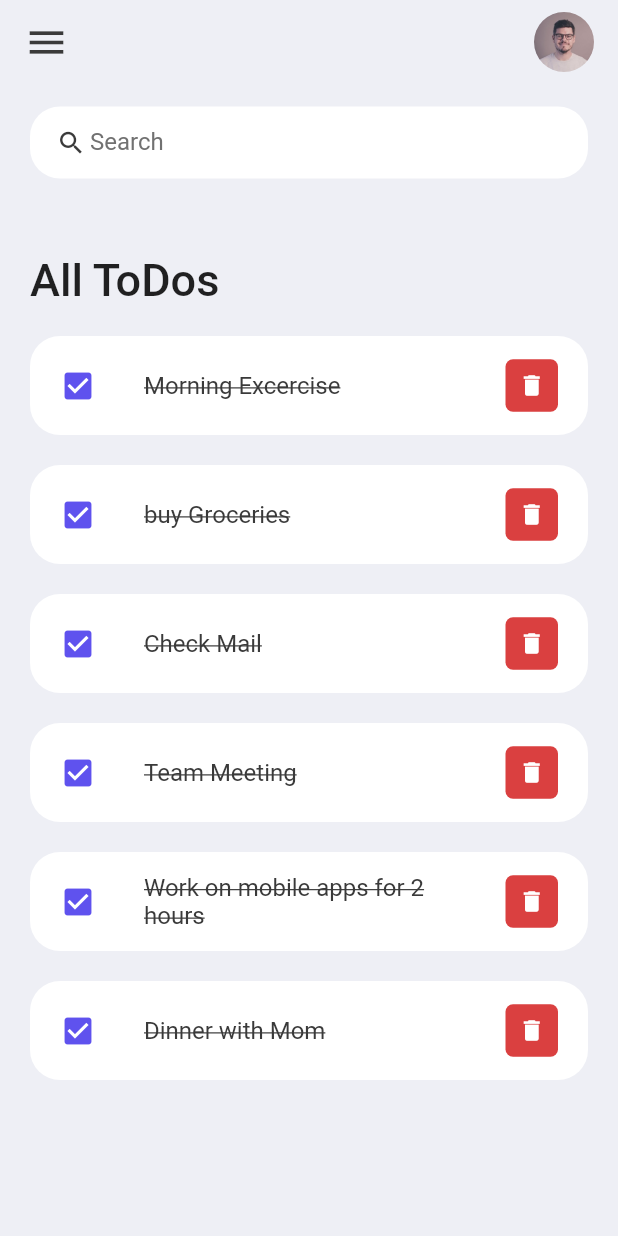
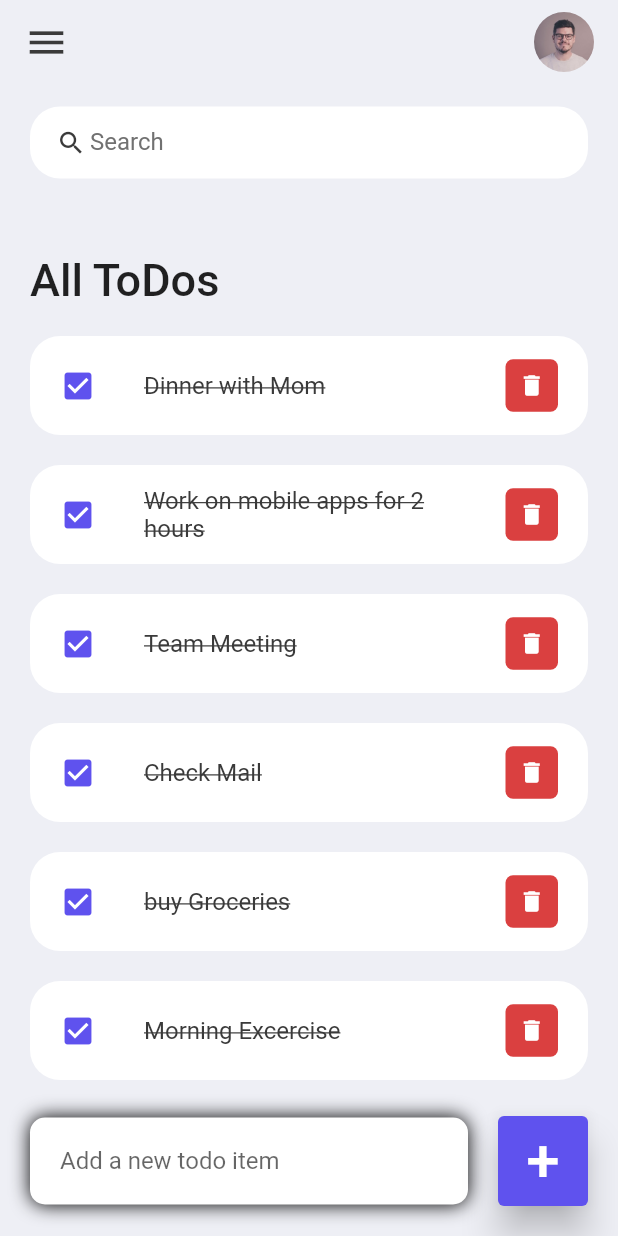
Before and after one commit to DeshanBandara/Flutter-To-Do-App, a Flutter app: the screen it shows after launch, on a phone screen of 412 x 824 dp. Run offline on Flutter 3.47's test engine with Material 2 defaults, Android fonts, the phone set to English and light mode, and no system bars.

Commit message:
Search bar activities

```diff
--- a/to_do_app/lib/screens/home.dart
+++ b/to_do_app/lib/screens/home.dart
@@ -3,17 +3,32 @@ import '../constants/colors.dart';
 import '../widgets/todo_item.dart';
 import '../model/todo.dart';
 
-class Home extends StatelessWidget {
+class Home extends StatefulWidget {
   Home({Key? key}) : super(key: key);
 
+  @override
+  State<Home> createState() => _HomeState();
+}
+
+class _HomeState extends State<Home> {
   final todoList = ToDo.todoList();
+  List<ToDo> _foundToDo = [];
+  final _todoController = TextEditingController();
+
+  @override
+  void initState() {
+    _foundToDo = todoList;
+    super.initState();
+  }
 
   @override
   Widget build(BuildContext context) {
     return Scaffold(
         backgroundColor: tdBGColor,
         appBar: _buildAppBar(),
-      body: Container(
+        body: Stack(
+          children: [
+            Container(
               padding: EdgeInsets.symmetric(
                 horizontal: 20,
                 vertical: 15,
@@ -38,14 +53,115 @@ class Home extends StatelessWidget {
                           ),
                         ),
                       ),
-                for ( ToDo todo in todoList)
-                ToDoItem(todo: todo,),
+                      for (ToDo todo in _foundToDo.reversed)
+                        ToDoItem(
+                          todo: todo,
+                          onToDoChange: _handleToDoChange,
+                          onDeleteItem: _deleteToDoItems,
+                        ),
                     ],
                   ))
                 ],
               ),
             ),
-    );
+            Align(
+              alignment: Alignment.bottomCenter,
+              child: Row(
+                children: [
+                  Expanded(
+                    child: Container(
+                      margin: EdgeInsets.only(
+                        bottom: 20,
+                        right: 20,
+                        left: 20,
+                      ),
+                      padding: EdgeInsets.symmetric(
+                        horizontal: 20,
+                        vertical: 5,
+                      ),
+                      decoration: BoxDecoration(
+                        color: Colors.white,
+                        boxShadow: const [
+                          BoxShadow(
+                            offset: Offset(0.0, 0.0),
+                            blurRadius: 10.0,
+                            spreadRadius: 0.0,
+                          ),
+                        ],
+                        borderRadius: BorderRadius.circular(10),
+                      ),
+                      child: TextField(
+                        controller: _todoController,
+                        decoration: InputDecoration(
+                            hintText: 'Add a new todo item',
+                            border: InputBorder.none),
+                      ),
+                    ),
+                  ),
+                  Container(
+                    margin: EdgeInsets.only(
+                      bottom: 20,
+                      right: 20,
+                    ),
+                    child: ElevatedButton(
+                      child: Text(
+                        '+',
+                        style: TextStyle(
+                          fontSize: 40,
+                        ),
+                      ),
+                      onPressed: () {
+                        _addToDoItem(_todoController.text);
+                      },
+                      style: ElevatedButton.styleFrom(
+                        backgroundColor: tdBlue,
+                        minimumSize: Size(60, 60),
+                        elevation: 10,
+                      ),
+                    ),
+                  )
+                ],
+              ),
+            )
+          ],
+        ));
+  }
+
+  void _handleToDoChange(ToDo todo) {
+    setState(() {
+      todo.isDone = !todo.isDone;
+    });
+  }
+
+  void _deleteToDoItems(String id) {
+    setState(() {
+      todoList.removeWhere((item) => item.id == id);
+    });
+  }
+
+  void _addToDoItem(String toDo) {
+    setState(() {
+      todoList.add(ToDo(
+          id: DateTime.now().millisecondsSinceEpoch.toString(),
+          todoText: toDo));
+    });
+    _todoController.clear();
+  }
+
+  void _runFilter(String enteredKeyword) {
+    List<ToDo> results = [];
+    if (enteredKeyword.isEmpty) {
+      results = todoList;
+    } else {
+      results = todoList
+          .where((item) => item.todoText!
+              .toLowerCase()
+              .contains(enteredKeyword.toLowerCase()))
+          .toList();
+    }
+    setState(() {
+      _foundToDo = results;
+    });
   }
 
   Widget searchBox() {
@@ -56,6 +172,7 @@ class Home extends StatelessWidget {
       decoration: BoxDecoration(
           color: Colors.white, borderRadius: BorderRadius.circular(20)),
       child: TextField(
+        onChanged: (value) => _runFilter(value),
         decoration: InputDecoration(
           contentPadding: EdgeInsets.all(0),
           prefixIcon: Icon(
```
Lines whose indentation alone changed are shown as unchanged.
